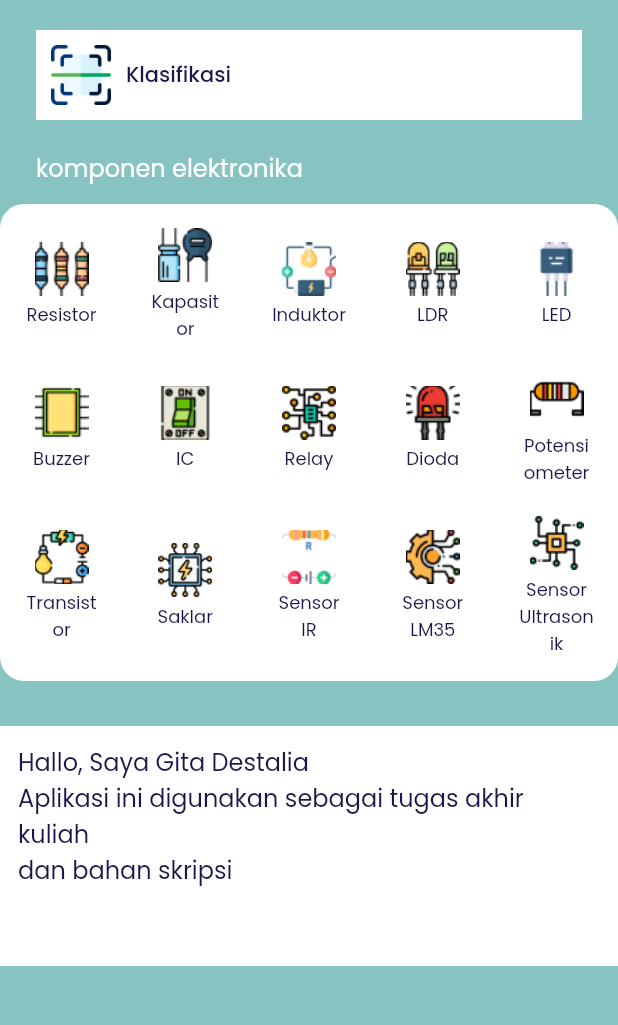
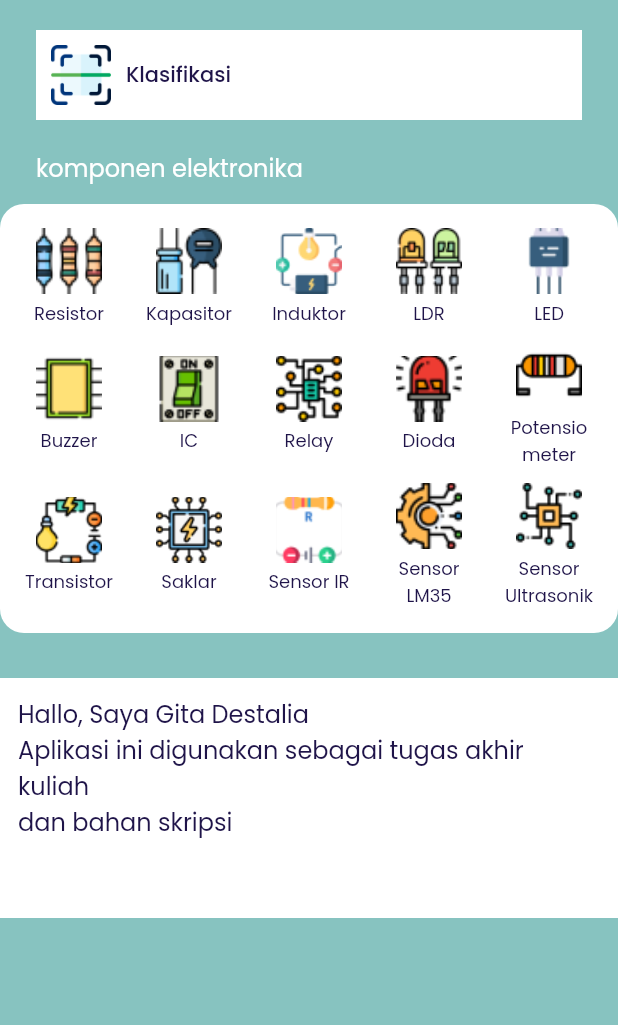
Before and after one commit to alvitoaditya19/electroclas, a Flutter app: the screen it shows after launch, after a tap on "Komponen", on a phone screen of 412 x 824 dp, the part 144-1169 px from its top. Run offline on Flutter 3.47's test engine with Material 2 defaults, Android fonts, the light colour scheme and no system bars; our stand-ins replace google_fonts, image_picker; missing offline and left inert: tflite.

Commit message:
revision 7-6-2022

```diff
--- a/lib/main.dart
+++ b/lib/main.dart
@@ -9,7 +9,7 @@ void main() {
 }
 
 class MyApp extends StatelessWidget {
-  const MyApp({key});
+  const MyApp({Key? key}) : super(key: key);
 
   // This widget is the root of your application.
   @override
--- a/lib/pages/detail_komponen_page.dart
+++ b/lib/pages/detail_komponen_page.dart
@@ -29,7 +29,7 @@ class _DetailKomponenPageState extends State<DetailKomponenPage> {
             child: Column(
               children: [
                 Container(
-                  padding: EdgeInsets.only(left: 24, top: 10, bottom: 10),
+                  padding: const EdgeInsets.only(left: 24, top: 10, bottom: 10),
 
                   width: double.infinity,
                   decoration: BoxDecoration(color: kWhiteColor),
@@ -70,14 +70,14 @@ class _DetailKomponenPageState extends State<DetailKomponenPage> {
                     width: double.infinity,
                     decoration: BoxDecoration(
                         color: kGreenColor2,
-                        borderRadius: BorderRadius.only(
+                        borderRadius: const BorderRadius.only(
                           topLeft: Radius.circular(16),
                           topRight: Radius.circular(16),
                         )),
                   ),
                 ),
                 Container(
-                  padding: EdgeInsets.symmetric(horizontal: 20),
+                  padding: const EdgeInsets.symmetric(horizontal: 20),
                   width: double.infinity,
                   decoration: BoxDecoration(
                     color: kGreenColor2,
--- a/lib/pages/home_page.dart
+++ b/lib/pages/home_page.dart
@@ -1,7 +1,5 @@
 import 'package:electroclas/shared/theme.dart';
 import 'package:flutter/material.dart';
-import 'package:flutter/src/widgets/framework.dart';
-import 'package:flutter/src/widgets/placeholder.dart';
 
 class HomePage extends StatefulWidget {
   const HomePage({key});
@@ -44,10 +42,10 @@ class _HomePageState extends State<HomePage> {
           SafeArea(
             child: SingleChildScrollView(
               child: Container(
-                margin: EdgeInsets.symmetric(horizontal: 24),
+                margin: const EdgeInsets.symmetric(horizontal: 24),
                 child: Column(
                   children: [
-                    SizedBox(
+                    const SizedBox(
                       height: 20,
                     ),
                     Text(
@@ -66,17 +64,17 @@ class _HomePageState extends State<HomePage> {
                         ),
                       ),
                     ),
-                    SizedBox(
+                    const SizedBox(
                       height: 10,
                     ),
                     Container(
-                      padding: EdgeInsets.symmetric(vertical: 20),
+                      padding: const EdgeInsets.symmetric(vertical: 20),
                       decoration: BoxDecoration(
                           boxShadow: [
                             BoxShadow(
-                                color: Color.fromARGB(255, 0, 0, 0)
+                                color: const Color.fromARGB(255, 0, 0, 0)
                                     .withOpacity(.3),
-                                offset: Offset(0, 0),
+                                offset: const Offset(0, 0),
                                 blurRadius: 20,
                                 spreadRadius: 4)
                           ],
@@ -93,7 +91,7 @@ class _HomePageState extends State<HomePage> {
                         ],
                       ),
                     ),
-                    SizedBox(
+                    const SizedBox(
                       height: 40,
                     ),
                     GestureDetector(
@@ -102,15 +100,15 @@ class _HomePageState extends State<HomePage> {
 
                     },
                       child: Container(
-                        padding: EdgeInsets.all(14),
+                        padding: const EdgeInsets.all(14),
                         decoration: BoxDecoration(
                           color: kGreenColor,
                           borderRadius: BorderRadius.circular(16),
                           boxShadow: [
                             BoxShadow(
-                                color: Color.fromARGB(255, 0, 0, 0)
+                                color: const Color.fromARGB(255, 0, 0, 0)
                                     .withOpacity(.1),
-                                offset: Offset(0, 0),
+                                offset: const Offset(0, 0),
                                 blurRadius: 20,
                                 spreadRadius: 2)
                           ],
@@ -127,7 +125,7 @@ class _HomePageState extends State<HomePage> {
                                 ),
                               ),
                             ),
-                            SizedBox(
+                            const SizedBox(
                               width: 24,
                             ),
                             Text(
@@ -144,16 +142,16 @@ class _HomePageState extends State<HomePage> {
 
                     },
                       child: Container(
-                        padding: EdgeInsets.all(14),
-                        margin: EdgeInsets.symmetric(vertical: 20),
+                        padding: const EdgeInsets.all(14),
+                        margin: const EdgeInsets.symmetric(vertical: 20),
                         decoration: BoxDecoration(
                           color: kGreenColor,
                           borderRadius: BorderRadius.circular(16),
                           boxShadow: [
                             BoxShadow(
-                                color: Color.fromARGB(255, 0, 0, 0)
+                                color: const Color.fromARGB(255, 0, 0, 0)
                                     .withOpacity(.1),
-                                offset: Offset(0, 0),
+                                offset: const Offset(0, 0),
                                 blurRadius: 20,
                                 spreadRadius: 2)
                           ],
@@ -170,7 +168,7 @@ class _HomePageState extends State<HomePage> {
                                 ),
                               ),
                             ),
-                            SizedBox(
+                            const SizedBox(
                               width: 24,
                             ),
                             Text(
@@ -184,15 +182,15 @@ class _HomePageState extends State<HomePage> {
                     GestureDetector(
                       onTap: () {},
                       child: Container(
-                        padding: EdgeInsets.all(14),
+                        padding: const EdgeInsets.all(14),
                         decoration: BoxDecoration(
                           color: kGreenColor,
                           borderRadius: BorderRadius.circular(16),
                           boxShadow: [
                             BoxShadow(
-                                color: Color.fromARGB(255, 0, 0, 0)
+                                color: const Color.fromARGB(255, 0, 0, 0)
                                     .withOpacity(.1),
-                                offset: Offset(0, 0),
+                                offset: const Offset(0, 0),
                                 blurRadius: 20,
                                 spreadRadius: 2)
                           ],
@@ -209,7 +207,7 @@ class _HomePageState extends State<HomePage> {
                                 ),
                               ),
                             ),
-                            SizedBox(
+                            const SizedBox(
                               width: 24,
                             ),
                             Text(
--- a/lib/pages/komponen_page.dart
+++ b/lib/pages/komponen_page.dart
@@ -23,7 +23,6 @@ class _KomponenPageState extends State<KomponenPage> {
   }
 
   Future<void> loadJsonData() async {
-    // Mengganti 'data.json' dengan path/file JSON Anda
     String jsonString = await DefaultAssetBundle.of(context)
         .loadString('assets/komponen_data.json');
     final jsonData = json.decode(jsonString);
@@ -78,10 +77,14 @@ class _KomponenPageState extends State<KomponenPage> {
                     ],
                   ),
                 ),
-                Container(
+                GestureDetector(
+                  onTap: () {
+                    Navigator.pushNamed(context, '/tflite-model');
+                  },
+                  child: Container(
                     padding: const EdgeInsets.all(10),
-                  margin:
-                      const EdgeInsets.symmetric(horizontal: 24, vertical: 20),
+                    margin: const EdgeInsets.symmetric(
+                        horizontal: 24, vertical: 20),
                     decoration: BoxDecoration(
                       color: kWhiteColor,
                     ),
@@ -107,6 +110,7 @@ class _KomponenPageState extends State<KomponenPage> {
                               fontSize: 14, fontWeight: FontWeight.w500),
                         ),
                       ],
+                    ),
                   ),
                 ),
                 Container(
@@ -140,7 +144,7 @@ class _KomponenPageState extends State<KomponenPage> {
                         ],
                       ),
                       const SizedBox(
-                        height: 20,
+                        height: 10,
                       ),
                       Row(
                         mainAxisAlignment: MainAxisAlignment.spaceBetween,
@@ -153,7 +157,7 @@ class _KomponenPageState extends State<KomponenPage> {
                         ],
                       ),
                       const SizedBox(
-                        height: 20,
+                        height: 10,
                       ),
                       Row(
                         mainAxisAlignment: MainAxisAlignment.spaceBetween,
@@ -168,11 +172,11 @@ class _KomponenPageState extends State<KomponenPage> {
                     ],
                   ),
                 ),
-                SizedBox(
+                const SizedBox(
                   height: 30,
                 ),
                 Container(
-                  padding: EdgeInsets.all(12),
+                  padding: const EdgeInsets.all(12),
                   decoration: BoxDecoration(color: kWhiteColor),
                   child: Column(
                     children: [
@@ -182,7 +186,7 @@ class _KomponenPageState extends State<KomponenPage> {
                           fontSize: 16,
                         ),
                       ),
-                      SizedBox(
+                      const SizedBox(
                         height: 40,
                       )
                     ],
--- a/lib/pages/splash_page.dart
+++ b/lib/pages/splash_page.dart
@@ -16,9 +16,9 @@ class _SplashPageState extends State<SplashPage> {
   @override
   void initState() {
     super.initState();
-    timer = Timer(Duration(seconds: 3),
+    timer = Timer(const Duration(seconds: 3),
         () => Navigator.push(
-            context, MaterialPageRoute(builder: (context) => HomePage())));
+            context, MaterialPageRoute(builder: (context) => const HomePage())));
   }
 
   @override
@@ -32,8 +32,7 @@ class _SplashPageState extends State<SplashPage> {
             Container(
               height: 160,
               width: 160,
-
-              decoration: BoxDecoration(
+              decoration: const BoxDecoration(
                 image: DecorationImage(
                   image: AssetImage('assets/ic-app.png'),
                 ),
--- a/lib/widgets/komponen.dart
+++ b/lib/widgets/komponen.dart
@@ -15,18 +15,19 @@ class Komponen extends StatelessWidget {
         Navigator.push(
           context,
           MaterialPageRoute(
-            builder: (context) => DetailKomponenPage(komponenModel: komponenModel,),
+            builder: (context) => DetailKomponenPage(
+              komponenModel: komponenModel,
+            ),
           ),
         );
       },
       child: SizedBox(
-              width: 50,
-
+        width: 60,
         child: Column(
           children: [
             Container(
-              height: 36,
-              width: 36,
+              height: 44,
+              width: 44,
               decoration: BoxDecoration(
                 image: DecorationImage(
                   fit: BoxFit.cover,
```
Also changed, not shown: lib/pages/TfliteModel.dart (+17 -17 lines). Lines whose indentation alone changed are shown as unchanged.
